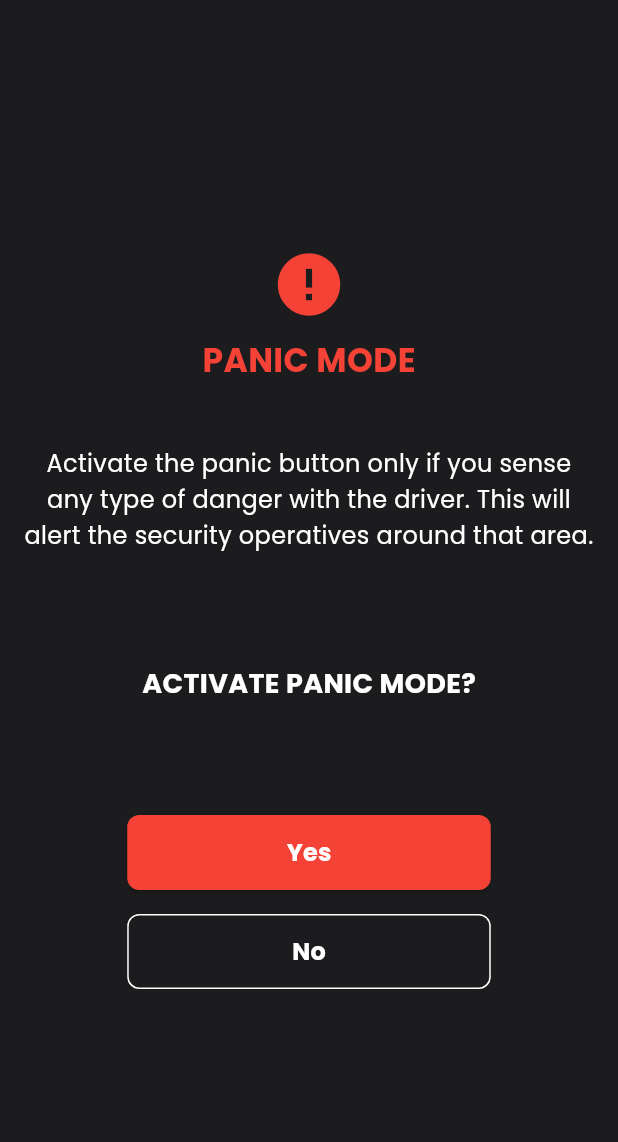
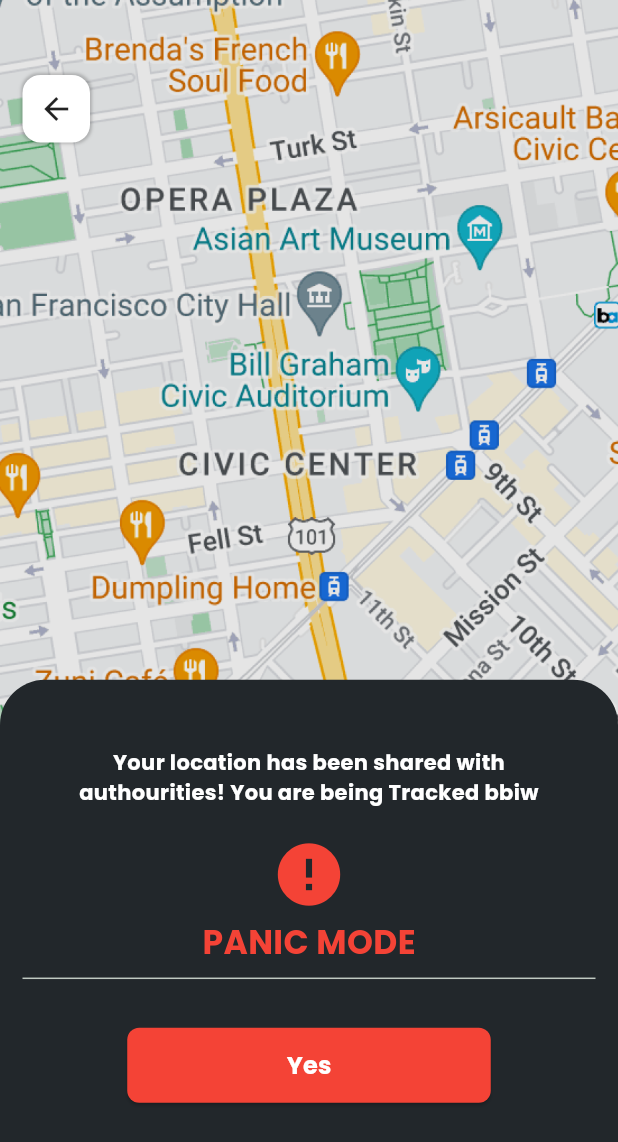
Before and after one commit to Christentimmy/Rider-Eco, a Flutter app: the PanicModeScreen screen opened directly, after a tap on "Yes", on a phone screen of 412 x 824 dp. Shown: the top 1142 px of the screen. Run offline on Flutter 3.47's test engine with Material 3 defaults, Android fonts, the phone set to English and light mode, and no system bars; our stand-ins replace country_code_picker, flutter_svg, font_awesome_flutter, get, google_fonts, image_picker and 2 more.

Commit message:
activated panic mode screen

```diff
--- /dev/null
+++ b/lib/pages/home/activated_panic_mode_screen.dart
@@ -0,0 +1,111 @@
+import 'package:flutter/material.dart';
+import 'package:get/get.dart';
+import 'package:rider/widgets/build_icon_button.dart';
+
+
+class ActivatedPanicModeScreen extends StatelessWidget {
+  const ActivatedPanicModeScreen({super.key});
+
+  @override
+  Widget build(BuildContext context) {
+    return Scaffold(
+      body: Stack(
+        children: [
+          Image.asset(
+            "assets/images/map.png",
+            width: Get.width,
+            height: Get.height,
+            fit: BoxFit.cover,
+          ),
+          Padding(
+            padding: const EdgeInsets.symmetric(
+              horizontal: 15,
+              vertical: 50,
+            ),
+            child: buildIconButton(
+              icon: Icons.arrow_back,
+              onTap: () => Get.back(),
+            ),
+          ),
+          _buildBottomWidget(),
+        ],
+      ),
+    );
+  }
+
+  Widget _buildBottomWidget() {
+    return Align(
+      alignment: Alignment.bottomCenter,
+      child: Container(
+        height: Get.height * 0.45,
+        width: Get.width,
+        padding: const EdgeInsets.symmetric(
+          horizontal: 15,
+          vertical: 30,
+        ),
+        decoration: const BoxDecoration(
+          color: Color(0xff22272B),
+          borderRadius: BorderRadius.only(
+            topLeft: Radius.circular(30),
+            topRight: Radius.circular(30),
+          ),
+        ),
+        child: Column(
+          crossAxisAlignment: CrossAxisAlignment.center,
+          children: [
+            const SizedBox(height: 15),
+            Text(
+              "Your location has been shared with\nauthourities! You are being Tracked bbiw",
+              textAlign: TextAlign.center,
+              style: TextStyle(
+                fontSize: 14,
+                fontWeight: FontWeight.bold,
+                color: Colors.white,
+              ),
+            ),
+            const SizedBox(height: 20),
+            const Icon(
+              Icons.error,
+              color: Colors.red,
+              size: 50,
+            ),
+            const SizedBox(height: 5),
+            const Text(
+              "PANIC MODE",
+              style: TextStyle(
+                color: Colors.red,
+                fontSize: 22,
+                fontWeight: FontWeight.bold,
+              ),
+            ),
+            const Divider(),
+            const SizedBox(height: 25),
+            SizedBox(
+              width: Get.width / 1.7,
+              child: ElevatedButton(
+                onPressed: () {
+                  // Get.to(() => ActivatedPanicModeScreen());
+                },
+                style: ElevatedButton.styleFrom(
+                  backgroundColor: Colors.red,
+                  minimumSize: const Size(double.infinity, 50),
+                  shape: RoundedRectangleBorder(
+                    borderRadius: BorderRadius.circular(8),
+                  ),
+                ),
+                child: const Text(
+                  "Yes",
+                  style: TextStyle(
+                    fontSize: 16,
+                    fontWeight: FontWeight.bold,
+                    color: Colors.white,
+                  ),
+                ),
+              ),
+            ),
+          ],
+        ),
+      ),
+    );
+  }
+}
--- a/lib/pages/home/panic_mode_screen.dart
+++ b/lib/pages/home/panic_mode_screen.dart
@@ -1,5 +1,6 @@
 import 'package:flutter/material.dart';
 import 'package:get/get.dart';
+import 'package:rider/pages/home/activated_panic_mode_screen.dart';
 
 class PanicModeScreen extends StatelessWidget {
   const PanicModeScreen({super.key});
@@ -56,7 +57,7 @@ class PanicModeScreen extends StatelessWidget {
                   width: Get.width / 1.7,
                   child: ElevatedButton(
                     onPressed: () {
-                      // Handle Yes Action
+                      Get.to(()=> ActivatedPanicModeScreen());
                     },
                     style: ElevatedButton.styleFrom(
                       backgroundColor: Colors.red,
```
